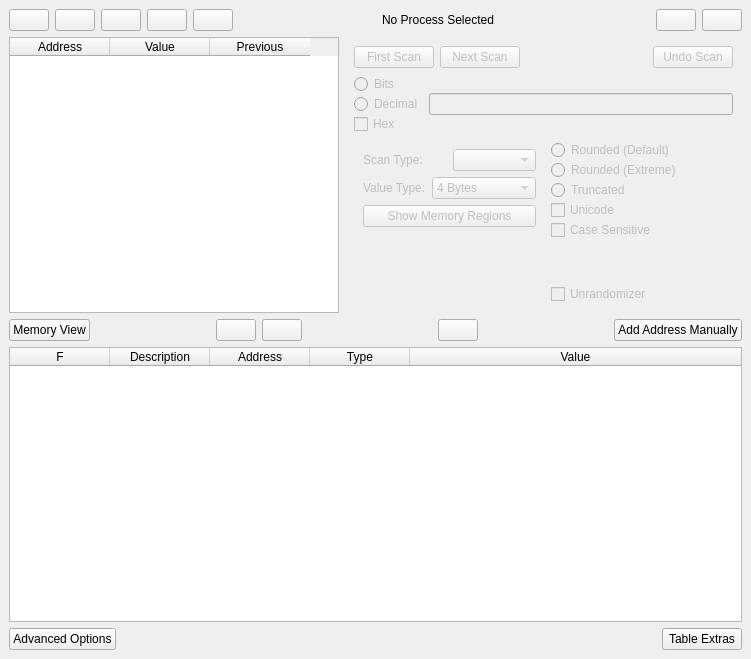
Above: GUI/MainWindow.ui from korcankaraokcu/PINCE before the change. Below: the same form after it.
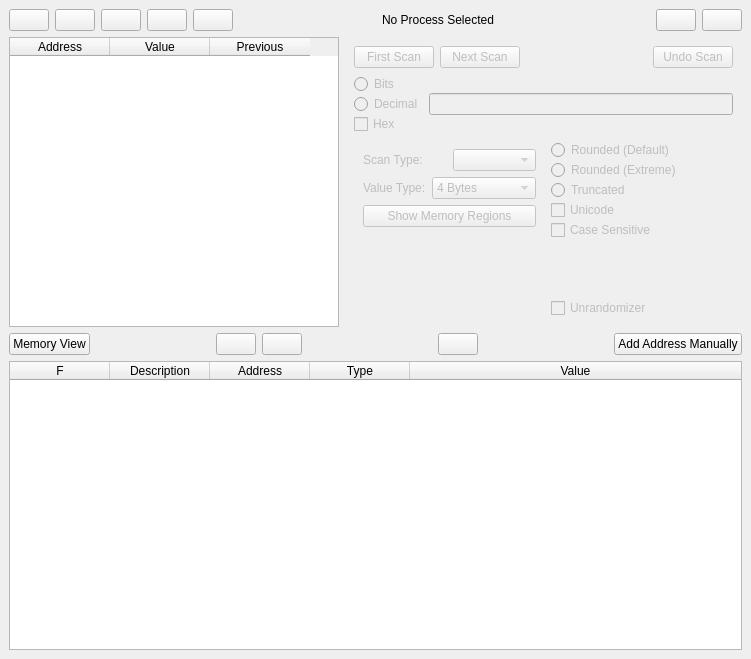
That is the form after the change.

Commit message: Got rid of redundant GUI elements in MainWindow

```diff
--- a/GUI/MainWindow.ui
+++ b/GUI/MainWindow.ui
@@ -642,37 +642,6 @@
       </column>
      </widget>
     </item>
-    <item>
-     <layout class="QHBoxLayout" name="horizontalLayout_10">
-      <item>
-       <widget class="QPushButton" name="pushButton_AdvancedOptions">
-        <property name="text">
-         <string>Advanced Options</string>
-        </property>
-       </widget>
-      </item>
-      <item>
-       <spacer name="horizontalSpacer_4">
-        <property name="orientation">
-         <enum>Qt::Horizontal</enum>
-        </property>
-        <property name="sizeHint" stdset="0">
-         <size>
-          <width>40</width>
-          <height>20</height>
-         </size>
-        </property>
-       </spacer>
-      </item>
-      <item>
-       <widget class="QPushButton" name="pushButton_TableExtras">
-        <property name="text">
-         <string>Table Extras</string>
-        </property>
-       </widget>
-      </item>
-     </layout>
-    </item>
    </layout>
   </widget>
   <widget class="QMenuBar" name="menubar">
```
The commit also changes 1 other file.
